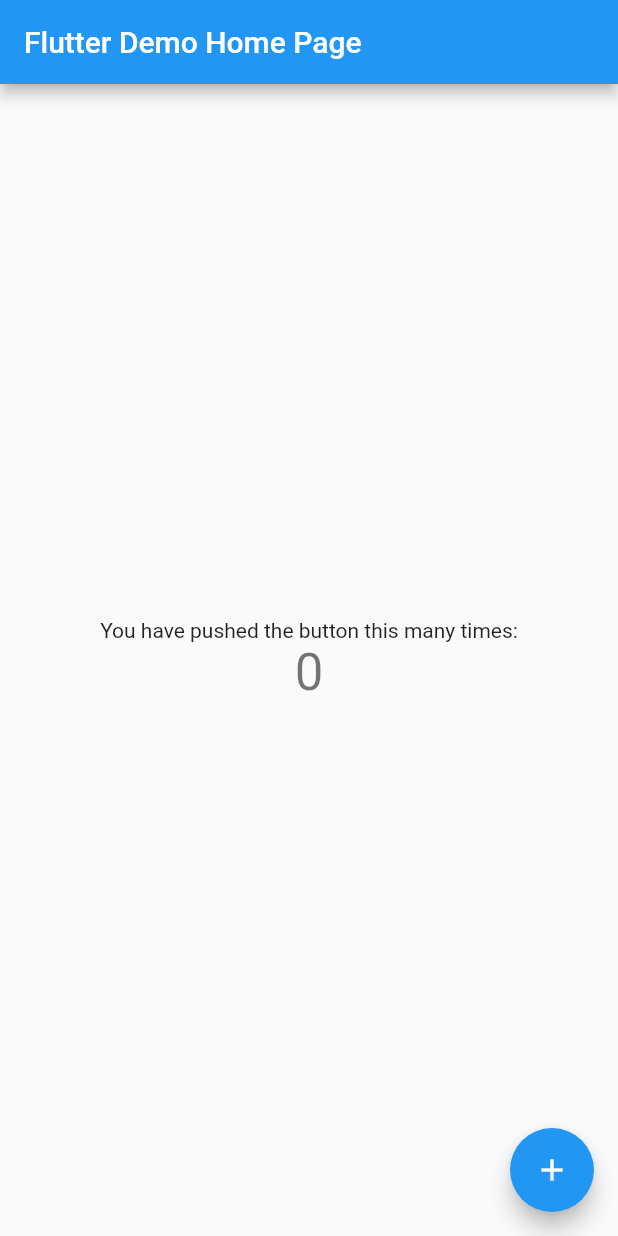
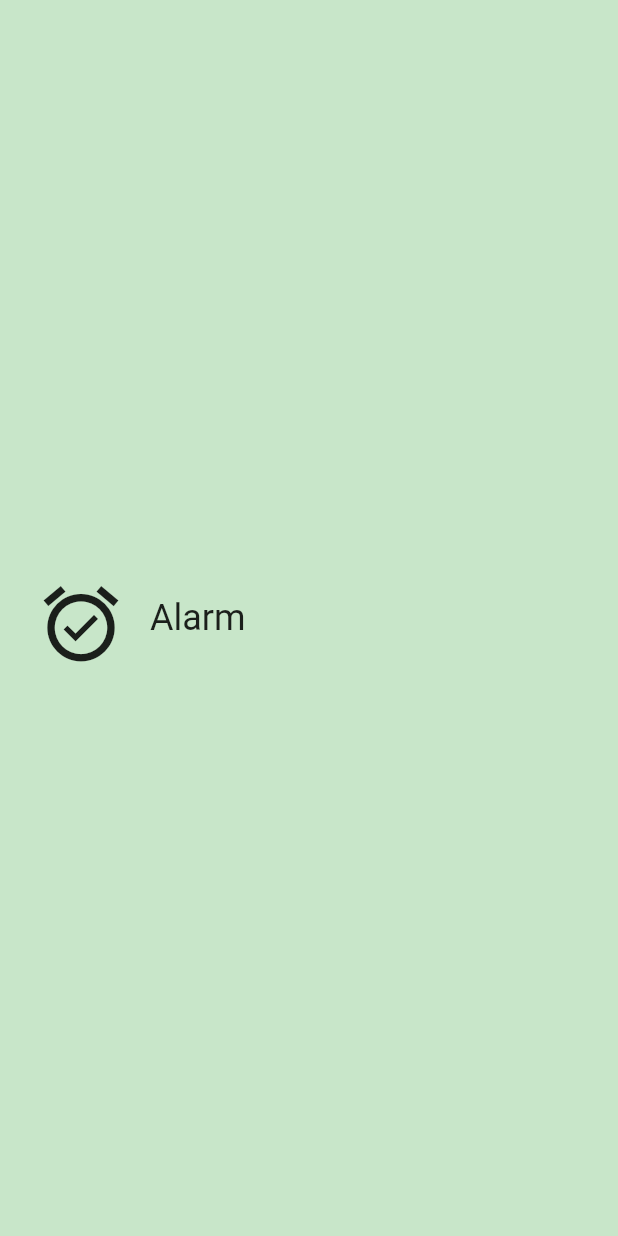
Before and after one commit to bitxcat/udacity_flutter_study, a Flutter app: the screen it shows after launch, on a phone screen of 412 x 824 dp. Run offline on Flutter 3.47's test engine with Material 2 defaults, Android fonts, the phone set to English and light mode, and no system bars.

Commit message:
category widget

```diff
--- /dev/null
+++ b/lib/category.dart
@@ -0,0 +1,93 @@
+// To keep your imports tidy, follow the ordering guidelines at
+// https://www.dartlang.org/guides/language/effective-dart/style#ordering
+import 'package:flutter/material.dart';
+// @required is defined in the meta.dart package
+import 'package:meta/meta.dart';
+
+// We use an underscore to indicate that these variables are private.
+// See https://www.dartlang.org/guides/language/effective-dart/design#libraries
+final _rowHeight = 100.0;
+final _borderRadius = BorderRadius.circular(_rowHeight / 2);
+
+/// A custom [Category] widget.
+///
+/// The widget is composed on an [Icon] and [Text]. Tapping on the widget shows
+/// a colored [InkWell] animation.
+class Category extends StatelessWidget {
+  final String name;
+  final ColorSwatch color;
+  final IconData iconLocation;
+
+  /// Creates a [Category].
+  ///
+  /// A [Category] saves the name of the Category (e.g. 'Length'), its color for
+  /// the UI, and the icon that represents it (e.g. a ruler).
+  // While the @required checks for whether a named parameter is passed in,
+  // it doesn't check whether the object passed in is null. We check that
+  // in the assert statement.
+  // 如果你的类提供一个状态不变的对象,你可以吧这些对象定义为编译时常量.要实现这个功能,需要
+  // 定义一个 const 构造函数.而且要保证所有的常量都是 final.
+  // this 的用法是一种语法糖
+  const Category({
+    Key key,//A Key is an identifier for Widgets, Elements and SemanticsNodes.
+    @required this.name,
+    @required this.color,
+    @required this.iconLocation,
+  })  : assert(name != null),
+        assert(color != null),
+        assert(iconLocation != null),
+        super(key: key);
+
+  /// Builds a custom widget that shows [Category] information.
+  ///
+  /// This information includes the icon, name, and color for the [Category].
+  @override
+  // This `context` parameter describes the location of this widget in the
+  // widget tree. It can be used for obtaining Theme data from the nearest
+  // Theme ancestor in the tree. Below, we obtain the display1 text theme.
+  // See https://docs.flutter.io/flutter/material/Theme-class.html
+  Widget build(BuildContext context) {
+    return Material(
+      color: Colors.transparent,
+      child: Container(
+        height: _rowHeight,
+        child: InkWell(
+          borderRadius: _borderRadius,
+          highlightColor: color,
+          splashColor: color,
+          // We can use either the () => function() or the () { function(); }
+          // syntax.
+          onTap: () {
+            print('I was tapped!');
+          },
+          child: Padding(
+            padding: EdgeInsets.all(8.0),
+            child: Row(
+              crossAxisAlignment: CrossAxisAlignment.stretch,
+              // There are two ways to denote a list: `[]` and `List()`.
+              // Prefer to use the literal syntax, i.e. `[]`, instead of `List()`.
+              // You can add the type argument if you'd like, i.e. <Widget>[].
+              // See https://www.dartlang.org/guides/language/effective-dart/usage#do-use-collection-literals-when-possible
+              children: [
+                Padding(
+                  padding: EdgeInsets.all(16.0),
+                  child: Icon(
+                    iconLocation,
+                    size: 60.0,
+                  ),
+                ),
+                Center(
+                  child: Text(
+                    name,
+                    textAlign: TextAlign.center,
+                    style: Theme.of(context).textTheme.headline,
+                  ),
+                ),
+              ],
+            ),
+          ),
+        ),
+      ),
+    );
+  }
+}
--- a/lib/main.dart
+++ b/lib/main.dart
@@ -1,111 +1,39 @@
+// You can read about packages here: https://flutter.io/using-packages/
 import 'package:flutter/material.dart';
 
-void main() => runApp(MyApp());
+// You can use a relative import, i.e. `import 'category.dart;'` or
+// a package import, as shown below.
+// More details at http://dart-lang.github.io/linter/lints/avoid_relative_lib_imports.html
+import 'package:udacity_flutter_study/category.dart';
 
-class MyApp extends StatelessWidget {
-  // This widget is the root of your application.
+const _categoryName = 'Alarm';
+const _categoryIcon = Icons.alarm_on; // Icons
+const _categoryColor = Colors.red;
+
+/// The function that is called when main.dart is run.
+/// 主结构:main > runapp(widget(widget(widget)))
+void main() {
+  runApp(UnitConverterApp());
+}
+
+/// This widget is the root of our application.
+/// Currently, we just show one widget in our app.
+class UnitConverterApp extends StatelessWidget {
   @override
   Widget build(BuildContext context) {
     return MaterialApp(
-      title: 'Flutter Demo',
-      theme: ThemeData(
-        // This is the theme of your application.
-        //
-        // Try running your application with "flutter run". You'll see the
-        // application has a blue toolbar. Then, without quitting the app, try
-        // changing the primarySwatch below to Colors.green and then invoke
-        // "hot reload" (press "r" in the console where you ran "flutter run",
-        // or simply save your changes to "hot reload" in a Flutter IDE).
-        // Notice that the counter didn't reset back to zero; the application
-        // is not restarted.
-        primarySwatch: Colors.blue,
+      debugShowCheckedModeBanner: false,
+      title: 'Unit Converter',
+      home: Scaffold(
+        backgroundColor: Colors.green[100],
+        body: Center(
+          child: Category(
+            name: _categoryName,
+            color: _categoryColor,
+            iconLocation: _categoryIcon,
+          ),
+        ),
       ),
-      home: MyHomePage(title: 'Flutter Demo Home Page'),
     );
   }
 }
-
-class MyHomePage extends StatefulWidget {
-  MyHomePage({Key key, this.title}) : super(key: key);
-
-  // This widget is the home page of your application. It is stateful, meaning
-  // that it has a State object (defined below) that contains fields that affect
-  // how it looks.
-
-  // This class is the configuration for the state. It holds the values (in this
-  // case the title) provided by the parent (in this case the App widget) and
-  // used by the build method of the State. Fields in a Widget subclass are
-  // always marked "final".
-
-  final String title;
-
-  @override
-  _MyHomePageState createState() => _MyHomePageState();
-}
-
-class _MyHomePageState extends State<MyHomePage> {
-  int _counter = 0;
-
-  void _incrementCounter() {
-    setState(() {
-      // This call to setState tells the Flutter framework that something has
-      // changed in this State, which causes it to rerun the build method below
-      // so that the display can reflect the updated values. If we changed
-      // _counter without calling setState(), then the build method would not be
-      // called again, and so nothing would appear to happen.
-      _counter++;
-    });
-  }
-
-  @override
-  Widget build(BuildContext context) {
-    // This method is rerun every time setState is called, for instance as done
-    // by the _incrementCounter method above.
-    //
-    // The Flutter framework has been optimized to make rerunning build methods
-    // fast, so that you can just rebuild anything that needs updating rather
-    // than having to individually change instances of widgets.
-    return Scaffold(
-      appBar: AppBar(
-        // Here we take the value from the MyHomePage object that was created by
-        // the App.build method, and use it to set our appbar title.
-        title: Text(widget.title),
-      ),
-      body: Center(
-        // Center is a layout widget. It takes a single child and positions it
-        // in the middle of the parent.
-        child: Column(
-          // Column is also layout widget. It takes a list of children and
-          // arranges them vertically. By default, it sizes itself to fit its
-          // children horizontally, and tries to be as tall as its parent.
-          //
-          // Invoke "debug painting" (press "p" in the console, choose the
-          // "Toggle Debug Paint" action from the Flutter Inspector in Android
-          // Studio, or the "Toggle Debug Paint" command in Visual Studio Code)
-          // to see the wireframe for each widget.
-          //
-          // Column has various properties to control how it sizes itself and
-          // how it positions its children. Here we use mainAxisAlignment to
-          // center the children vertically; the main axis here is the vertical
-          // axis because Columns are vertical (the cross axis would be
-          // horizontal).
-          mainAxisAlignment: MainAxisAlignment.center,
-          children: <Widget>[
-            Text(
-              'You have pushed the button this many times:',
-            ),
-            Text(
-              '$_counter',
-              style: Theme.of(context).textTheme.display1,
-            ),
-          ],
-        ),
-      ),
-      floatingActionButton: FloatingActionButton(
-        onPressed: _incrementCounter,
-        tooltip: 'Increment',
-        child: Icon(Icons.add),
-      ), // This trailing comma makes auto-formatting nicer for build methods.
-    );
-  }
-}
```
Also changed, not shown: 1 other file.
